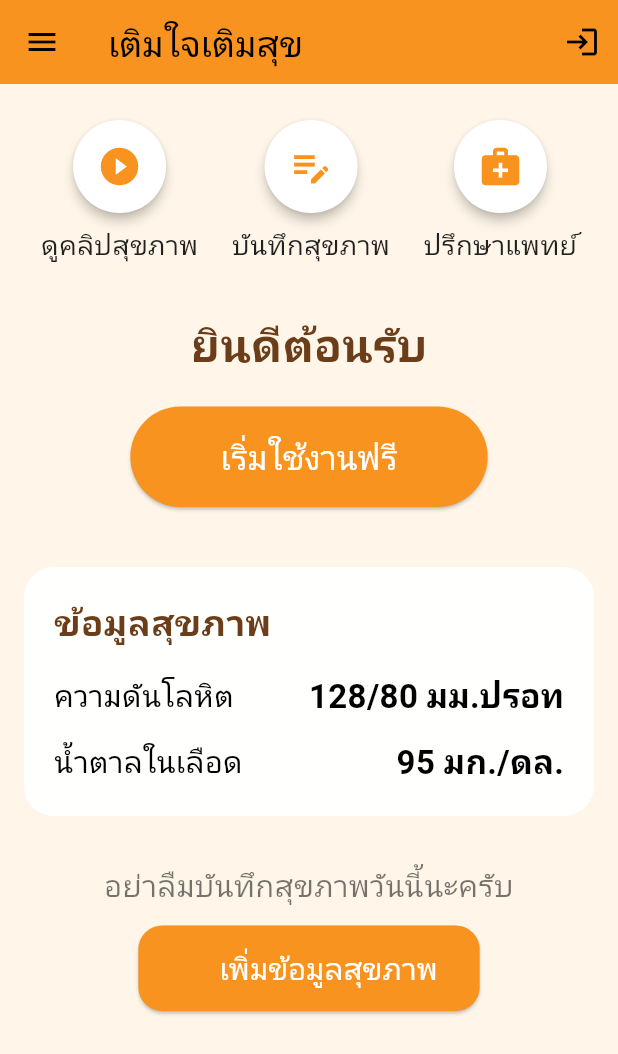
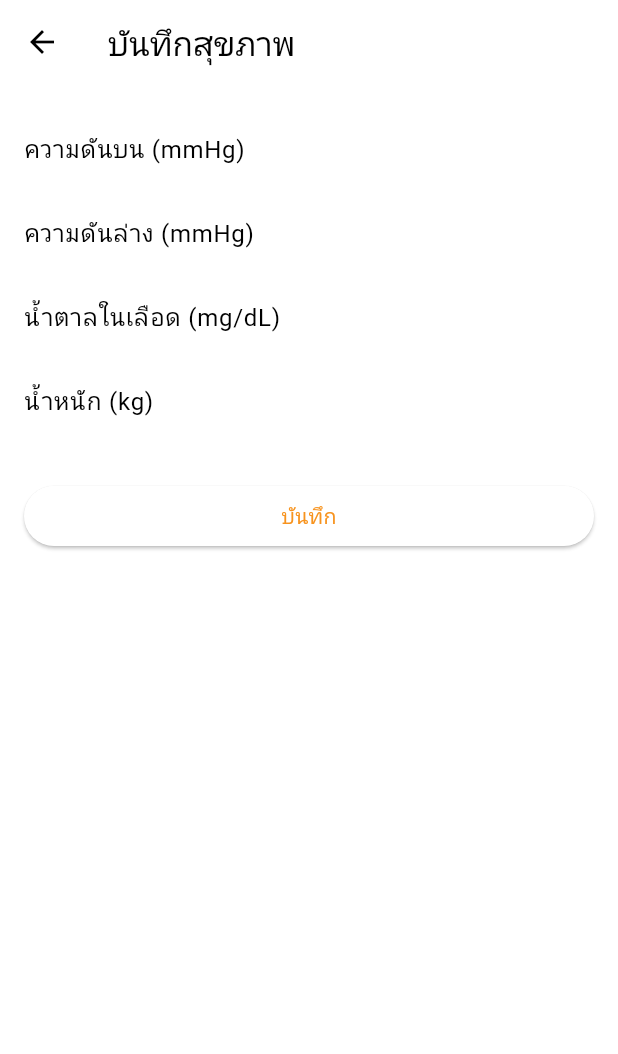
Before and after one commit to bluefinsteam/tstj_app, a Flutter app: the screen it shows after launch, after a tap on "เพิ่มข้อมูลสุขภาพ", on a phone screen of 412 x 824 dp. Shown: the top 1054 px of the screen. Run offline on Flutter 3.47's test engine with Material 3 defaults, Android fonts, the phone set to English and light mode, and no system bars; our stand-ins replace fl_chart, printing, youtube_player_flutter; Roboto replaces fonts that are missing (Sarabun).

Commit message:
Add prototype health app features

```diff
--- a/lib/main.dart
+++ b/lib/main.dart
@@ -1,5 +1,12 @@
 import 'package:flutter/material.dart';
+import 'package:provider/provider.dart';
 import 'pages/home_page.dart';
+import 'providers/health_data_provider.dart';
+import 'providers/medication_provider.dart';
+import 'pages/health_log_page.dart';
+import 'pages/medication_page.dart';
+import 'pages/video_library_page.dart';
+import 'pages/report_page.dart';
 
 void main() {
   runApp(const InitialApp());
@@ -12,13 +19,25 @@ class InitialApp extends StatelessWidget {
   // This widget is the root of your application.
   @override
   Widget build(BuildContext context) {
-    return MaterialApp(
-      title: 'เติมใจเติมสุข',
-      theme: ThemeData(
-        fontFamily: 'Sarabun',
-        colorScheme: ColorScheme.fromSwatch().copyWith(primary: primaryColor),
+    return MultiProvider(
+      providers: [
+        ChangeNotifierProvider(create: (_) => HealthDataProvider()),
+        ChangeNotifierProvider(create: (_) => MedicationProvider()),
+      ],
+      child: MaterialApp(
+        title: 'เติมใจเติมสุข',
+        theme: ThemeData(
+          fontFamily: 'Sarabun',
+          colorScheme: ColorScheme.fromSwatch().copyWith(primary: primaryColor),
+        ),
+        routes: {
+          '/': (context) => const HomePage(),
+          '/health-log': (context) => const HealthLogPage(),
+          '/medication': (context) => const MedicationPage(),
+          '/videos': (context) => VideoLibraryPage(),
+          '/report': (context) => const ReportPage(),
+        },
       ),
-      home: HomePage(),
     );
   }
 }
--- /dev/null
+++ b/lib/models/health_entry.dart
@@ -0,0 +1,18 @@
+import 'package:flutter/material.dart';
+
+/// Represents a single log of health data.
+class HealthEntry {
+  HealthEntry({
+    required this.date,
+    required this.systolic,
+    required this.diastolic,
+    required this.bloodSugar,
+    required this.weight,
+  });
+
+  final DateTime date;
+  final int systolic;
+  final int diastolic;
+  final int bloodSugar;
+  final double weight;
+}
--- /dev/null
+++ b/lib/models/medication_reminder.dart
@@ -0,0 +1,7 @@
+/// Represents a reminder to take medication.
+class MedicationReminder {
+  MedicationReminder({required this.time, required this.name});
+
+  final String name; // Name of the medication
+  final DateTime time; // Time to take it
+}
--- /dev/null
+++ b/lib/pages/health_log_page.dart
@@ -0,0 +1,89 @@
+import 'package:flutter/material.dart';
+import 'package:provider/provider.dart';
+import '../models/health_entry.dart';
+import '../providers/health_data_provider.dart';
+
+/// Screen that allows users to log health data.
+class HealthLogPage extends StatefulWidget {
+  const HealthLogPage({super.key});
+
+  @override
+  State<HealthLogPage> createState() => _HealthLogPageState();
+}
+
+class _HealthLogPageState extends State<HealthLogPage> {
+  final _formKey = GlobalKey<FormState>();
+  final _systolicController = TextEditingController();
+  final _diastolicController = TextEditingController();
+  final _sugarController = TextEditingController();
+  final _weightController = TextEditingController();
+
+  @override
+  void dispose() {
+    _systolicController.dispose();
+    _diastolicController.dispose();
+    _sugarController.dispose();
+    _weightController.dispose();
+    super.dispose();
+  }
+
+  void _saveEntry() {
+    if (_formKey.currentState!.validate()) {
+      final entry = HealthEntry(
+        date: DateTime.now(),
+        systolic: int.parse(_systolicController.text),
+        diastolic: int.parse(_diastolicController.text),
+        bloodSugar: int.parse(_sugarController.text),
+        weight: double.parse(_weightController.text),
+      );
+      Provider.of<HealthDataProvider>(context, listen: false).addEntry(entry);
+      Navigator.pop(context);
+    }
+  }
+
+  @override
+  Widget build(BuildContext context) {
+    return Scaffold(
+      appBar: AppBar(title: const Text('บันทึกสุขภาพ')),
+      body: Padding(
+        padding: const EdgeInsets.all(16),
+        child: Form(
+          key: _formKey,
+          child: ListView(
+            children: [
+              TextFormField(
+                controller: _systolicController,
+                decoration: const InputDecoration(labelText: 'ความดันบน (mmHg)'),
+                keyboardType: TextInputType.number,
+                validator: (v) => v!.isEmpty ? 'กรุณาใส่ค่า' : null,
+              ),
+              TextFormField(
+                controller: _diastolicController,
+                decoration: const InputDecoration(labelText: 'ความดันล่าง (mmHg)'),
+                keyboardType: TextInputType.number,
+                validator: (v) => v!.isEmpty ? 'กรุณาใส่ค่า' : null,
+              ),
+              TextFormField(
+                controller: _sugarController,
+                decoration: const InputDecoration(labelText: 'น้ำตาลในเลือด (mg/dL)'),
+                keyboardType: TextInputType.number,
+                validator: (v) => v!.isEmpty ? 'กรุณาใส่ค่า' : null,
+              ),
+              TextFormField(
+                controller: _weightController,
+                decoration: const InputDecoration(labelText: 'น้ำหนัก (kg)'),
+                keyboardType: TextInputType.number,
+                validator: (v) => v!.isEmpty ? 'กรุณาใส่ค่า' : null,
+              ),
+              const SizedBox(height: 24),
+              ElevatedButton(
+                onPressed: _saveEntry,
+                child: const Text('บันทึก'),
+              ),
+            ],
+          ),
+        ),
+      ),
+    );
+  }
+}
--- a/lib/pages/home_page.dart
+++ b/lib/pages/home_page.dart
@@ -35,11 +35,9 @@ class _HomePageState extends State<HomePage> {
                   mainAxisAlignment: MainAxisAlignment.spaceAround,
                   children: [
                     _buildCircleButton(
-                      0,
-                      Icons.play_circle_fill,
-                      'ดูคลิปสุขภาพ',
-                    ),
-                    _buildCircleButton(1, Icons.edit_note, 'บันทึกสุขภาพ'),
+                        0, Icons.play_circle_fill, 'ดูคลิปสุขภาพ', '/videos'),
+                    _buildCircleButton(
+                        1, Icons.edit_note, 'บันทึกสุขภาพ', '/health-log'),
                     _buildCircleButton(
                       2,
                       Icons.medical_services,
@@ -114,7 +112,9 @@ class _HomePageState extends State<HomePage> {
                 ),
                 const SizedBox(height: 12),
                 ElevatedButton.icon(
-                  onPressed: () {},
+                  onPressed: () {
+                    Navigator.pushNamed(context, '/health-log');
+                  },
                   icon: const Icon(Icons.add),
                   label: const Text(
                     'เพิ่มข้อมูลสุขภาพ',
@@ -156,13 +156,14 @@ class _HomePageState extends State<HomePage> {
                 ],
               ),
             ),
-            _buildDrawerItem(Icons.home, 'หน้าแรก'),
-            _buildDrawerItem(Icons.edit_note, 'บันทึกสุขภาพ'),
-            _buildDrawerItem(Icons.notifications_active, 'แจ้งเตือนยา'),
-            _buildDrawerItem(Icons.play_circle_fill, 'ดูคลิปสุขภาพ'),
+            _buildDrawerItem(Icons.home, 'หน้าแรก', '/'),
+            _buildDrawerItem(Icons.edit_note, 'บันทึกสุขภาพ', '/health-log'),
+            _buildDrawerItem(
+                Icons.notifications_active, 'แจ้งเตือนยา', '/medication'),
+            _buildDrawerItem(Icons.play_circle_fill, 'ดูคลิปสุขภาพ', '/videos'),
             _buildDrawerItem(Icons.medical_services, 'ปรึกษาแพทย์'),
-            _buildDrawerItem(Icons.bar_chart, 'รายงานย้อนหลัง'),
-            _buildDrawerItem(Icons.picture_as_pdf, 'ดาวน์โหลด PDF'),
+            _buildDrawerItem(Icons.bar_chart, 'รายงานย้อนหลัง', '/report'),
+            _buildDrawerItem(Icons.picture_as_pdf, 'ดาวน์โหลด PDF', '/report'),
             _buildDrawerItem(Icons.settings, 'ตั้งค่าผู้ใช้งาน'),
           ],
         ),
@@ -170,7 +171,8 @@ class _HomePageState extends State<HomePage> {
     );
   }
 
-  Widget _buildCircleButton(int index, IconData icon, String label) {
+  Widget _buildCircleButton(int index, IconData icon, String label,
+      [String? route]) {
     return Column(
       children: [
         GestureDetector(
@@ -191,7 +193,9 @@ class _HomePageState extends State<HomePage> {
                 customBorder: const CircleBorder(),
                 splashColor: Colors.orangeAccent.withOpacity(0.3),
                 onTap: () {
-                  // เพิ่ม logic เมื่อคลิกจริง
+                  if (route != null) {
+                    Navigator.pushNamed(context, route);
+                  }
                 },
                 child: Padding(
                   padding: const EdgeInsets.all(16.0),
@@ -223,13 +227,15 @@ class _HomePageState extends State<HomePage> {
     );
   }
 
-  Widget _buildDrawerItem(IconData icon, String title) {
+  Widget _buildDrawerItem(IconData icon, String title, [String? route]) {
     return ListTile(
       leading: Icon(icon, color: primaryColor),
       title: Text(title, style: const TextStyle(fontSize: 18)),
       onTap: () {
         Navigator.pop(context);
-        // TODO: เพิ่ม Navigator.push ไปยังหน้าที่ต้องการ
+        if (route != null) {
+          Navigator.pushNamed(context, route);
+        }
       },
     );
   }
--- /dev/null
+++ b/lib/providers/health_data_provider.dart
@@ -0,0 +1,15 @@
+import 'package:flutter/material.dart';
+import '../models/health_entry.dart';
+
+/// Holds the logged health data in memory. This can later be replaced with real
+/// persistence.
+class HealthDataProvider extends ChangeNotifier {
+  final List<HealthEntry> _entries = [];
+
+  List<HealthEntry> get entries => List.unmodifiable(_entries);
+
+  void addEntry(HealthEntry entry) {
+    _entries.add(entry);
+    notifyListeners();
+  }
+}
--- /dev/null
+++ b/lib/providers/medication_provider.dart
@@ -0,0 +1,15 @@
+import 'package:flutter/material.dart';
+import '../models/medication_reminder.dart';
+
+/// Stores medication reminders. Replace with local notification integration
+/// when implementing real reminders.
+class MedicationProvider extends ChangeNotifier {
+  final List<MedicationReminder> _reminders = [];
+
+  List<MedicationReminder> get reminders => List.unmodifiable(_reminders);
+
+  void addReminder(MedicationReminder reminder) {
+    _reminders.add(reminder);
+    notifyListeners();
+  }
+}
--- a/pubspec.yaml
+++ b/pubspec.yaml
@@ -34,6 +34,11 @@ dependencies:
   # The following adds the Cupertino Icons font to your application.
   # Use with the CupertinoIcons class for iOS style icons.
   cupertino_icons: ^1.0.8
+  provider: ^6.1.2
+  fl_chart: ^0.66.2
+  pdf: ^3.10.7
+  printing: ^5.12.0
+  youtube_player_flutter: ^8.1.2
 
 dev_dependencies:
   flutter_test:
```
Also changed, not shown: lib/models/video_item.dart (added, +7 -0 lines), lib/pages/medication_page.dart (added, +92 -0 lines), lib/pages/report_page.dart (added, +65 -0 lines), lib/pages/video_library_page.dart (added, +45 -0 lines), 1 other file.
